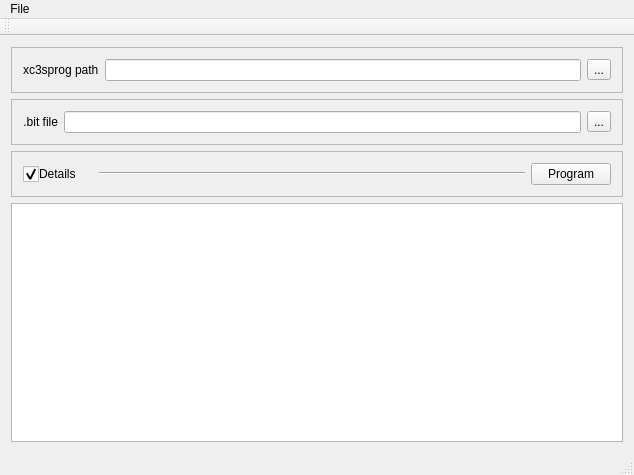
Before: the Qt Designer form miniSProg/mainwindow.ui in fduraibi/miniSProg, drawn with Qt 5.
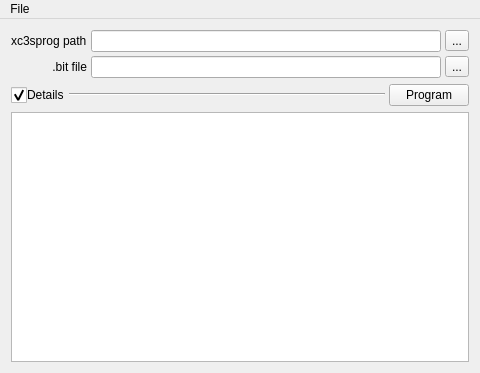
After: the same form once the commit is applied. Icons and pictures are not drawn.

Commit message: Console can be hidden, Qt4 fix

```diff
--- a/miniSProg/mainwindow.ui
+++ b/miniSProg/mainwindow.ui
@@ -2,14 +2,6 @@
 <ui version="4.0">
  <class>MainWindow</class>
  <widget class="QMainWindow" name="MainWindow">
-  <property name="geometry">
-   <rect>
-    <x>0</x>
-    <y>0</y>
-    <width>634</width>
-    <height>475</height>
-   </rect>
-  </property>
   <property name="sizePolicy">
    <sizepolicy hsizetype="Maximum" vsizetype="Maximum">
     <horstretch>0</horstretch>
@@ -30,51 +22,42 @@
        </sizepolicy>
       </property>
       <property name="frameShape">
-       <enum>QFrame::StyledPanel</enum>
+       <enum>QFrame::NoFrame</enum>
       </property>
       <property name="frameShadow">
        <enum>QFrame::Raised</enum>
       </property>
-      <layout class="QHBoxLayout" name="_2">
-       <item>
+      <layout class="QGridLayout" name="gridLayout">
+       <property name="leftMargin">
+        <number>0</number>
+       </property>
+       <property name="topMargin">
+        <number>0</number>
+       </property>
+       <property name="rightMargin">
+        <number>0</number>
+       </property>
+       <property name="bottomMargin">
+        <number>0</number>
+       </property>
+       <property name="spacing">
+        <number>4</number>
+       </property>
+       <item row="0" column="3">
+        <widget class="QToolButton" name="toolBtnProg">
+         <property name="text">
+          <string>...</string>
+         </property>
+        </widget>
+       </item>
+       <item row="0" column="0">
         <widget class="QLabel" name="label">
          <property name="text">
           <string>xc3sprog path</string>
          </property>
         </widget>
        </item>
-       <item>
-        <widget class="QLineEdit" name="lineEdit_xc3sprog"/>
-       </item>
-       <item>
-        <widget class="QToolButton" name="toolBtnProg">
-         <property name="text">
-          <string>...</string>
-         </property>
-        </widget>
-       </item>
-      </layout>
-     </widget>
-    </item>
-    <item>
-     <widget class="QFrame" name="frame_1">
-      <property name="sizePolicy">
-       <sizepolicy hsizetype="Expanding" vsizetype="Fixed">
-        <horstretch>0</horstretch>
-        <verstretch>0</verstretch>
-       </sizepolicy>
-      </property>
-      <property name="frameShape">
-       <enum>QFrame::StyledPanel</enum>
-      </property>
-      <property name="frameShadow">
-       <enum>QFrame::Raised</enum>
-      </property>
-      <property name="lineWidth">
-       <number>1</number>
-      </property>
-      <layout class="QHBoxLayout" name="horizontalLayout">
-       <item>
+       <item row="1" column="0">
         <widget class="QLabel" name="label_2">
          <property name="text">
           <string>.bit file</string>
@@ -87,10 +70,20 @@
          </property>
         </widget>
        </item>
-       <item>
+       <item row="1" column="1">
         <widget class="QLineEdit" name="lineEdit_bitfile"/>
        </item>
-       <item>
+       <item row="0" column="1">
+        <widget class="QLineEdit" name="lineEdit_xc3sprog">
+         <property name="minimumSize">
+          <size>
+           <width>350</width>
+           <height>0</height>
+          </size>
+         </property>
+        </widget>
+       </item>
+       <item row="1" column="3">
         <widget class="QToolButton" name="toolBtnBit">
          <property name="text">
           <string>...</string>
@@ -109,14 +102,35 @@
        </sizepolicy>
       </property>
       <property name="frameShape">
-       <enum>QFrame::StyledPanel</enum>
+       <enum>QFrame::NoFrame</enum>
       </property>
       <property name="frameShadow">
        <enum>QFrame::Raised</enum>
       </property>
       <layout class="QHBoxLayout" name="horizontalLayout_2">
+       <property name="spacing">
+        <number>4</number>
+       </property>
+       <property name="leftMargin">
+        <number>0</number>
+       </property>
+       <property name="topMargin">
+        <number>0</number>
+       </property>
+       <property name="rightMargin">
+        <number>0</number>
+       </property>
+       <property name="bottomMargin">
+        <number>0</number>
+       </property>
        <item>
         <widget class="QCheckBox" name="checkBox_details">
+         <property name="sizePolicy">
+          <sizepolicy hsizetype="Preferred" vsizetype="Preferred">
+           <horstretch>0</horstretch>
+           <verstretch>0</verstretch>
+          </sizepolicy>
+         </property>
          <property name="maximumSize">
           <size>
            <width>70</width>
@@ -152,6 +166,12 @@
        </item>
        <item>
         <widget class="Line" name="line">
+         <property name="sizePolicy">
+          <sizepolicy hsizetype="Expanding" vsizetype="Maximum">
+           <horstretch>0</horstretch>
+           <verstretch>0</verstretch>
+          </sizepolicy>
+         </property>
          <property name="orientation">
           <enum>Qt::Horizontal</enum>
          </property>
@@ -180,7 +200,32 @@
      </widget>
     </item>
     <item>
-     <widget class="QTextEdit" name="textEdit"/>
+     <widget class="QTextEdit" name="textEdit">
+      <property name="sizePolicy">
+       <sizepolicy hsizetype="Expanding" vsizetype="Expanding">
+        <horstretch>0</horstretch>
+        <verstretch>0</verstretch>
+       </sizepolicy>
+      </property>
+      <property name="minimumSize">
+       <size>
+        <width>0</width>
+        <height>250</height>
+       </size>
+      </property>
+      <property name="frameShadow">
+       <enum>QFrame::Plain</enum>
+      </property>
+      <property name="lineWidth">
+       <number>1</number>
+      </property>
+      <property name="undoRedoEnabled">
+       <bool>false</bool>
+      </property>
+      <property name="readOnly">
+       <bool>true</bool>
+      </property>
+     </widget>
     </item>
    </layout>
   </widget>
@@ -189,7 +234,7 @@
     <rect>
      <x>0</x>
      <y>0</y>
-     <width>634</width>
+     <width>532</width>
      <height>20</height>
     </rect>
    </property>
@@ -201,15 +246,6 @@
    </widget>
    <addaction name="menuFile"/>
   </widget>
-  <widget class="QToolBar" name="mainToolBar">
-   <attribute name="toolBarArea">
-    <enum>TopToolBarArea</enum>
-   </attribute>
-   <attribute name="toolBarBreak">
-    <bool>false</bool>
-   </attribute>
-  </widget>
-  <widget class="QStatusBar" name="statusBar"/>
   <action name="actionExit">
    <property name="text">
     <string>Exit</string>
```
Left out of the diff: 4 changed lines with no effect on the pictures. The commit also changes 2 other files.
